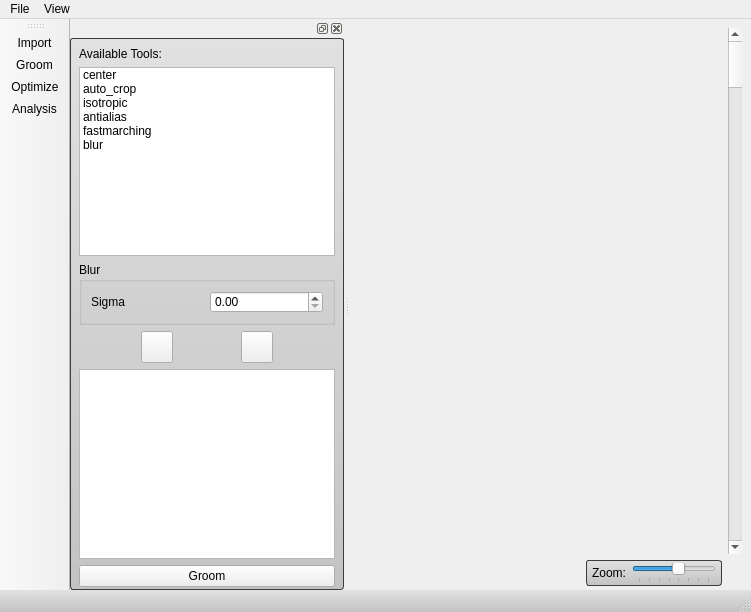
The window that src/Interface/ShapeWorksStudioApp.ui (SCIInstitute/ShapeWorks) describes before a commit, drawn with Qt 5.
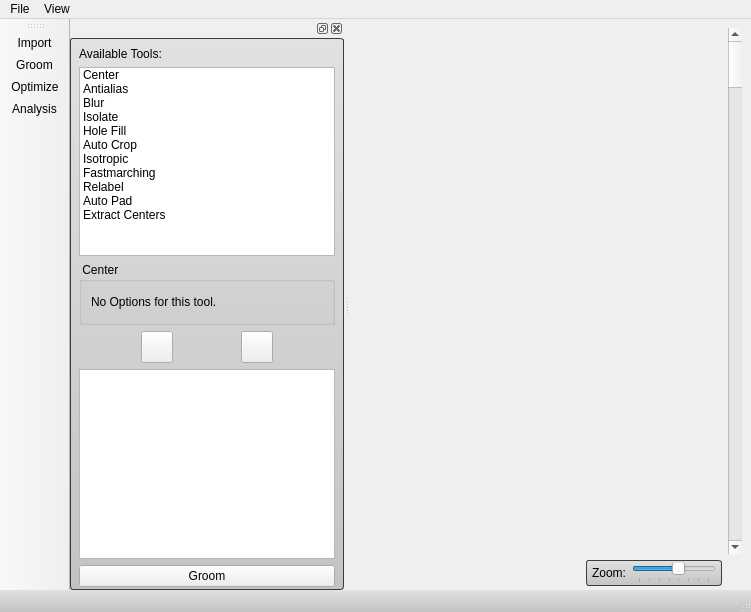
The same window after the commit. The open tabs and pages were chosen to show the change. Icons and pictures are not drawn. Custom widgets are drawn as their Qt base class.

Commit message: Commented out debugging.

What changed in the file:
```diff
--- a/src/Interface/ShapeWorksStudioApp.ui
+++ b/src/Interface/ShapeWorksStudioApp.ui
@@ -298,32 +298,57 @@
           <widget class="QListWidget" name="listWidget_2">
            <item>
             <property name="text">
-             <string>center</string>
+             <string>Center</string>
             </property>
            </item>
            <item>
             <property name="text">
-             <string>auto_crop</string>
+             <string>Antialias</string>
             </property>
            </item>
            <item>
             <property name="text">
-             <string>isotropic</string>
+             <string>Blur</string>
             </property>
            </item>
            <item>
             <property name="text">
-             <string>antialias</string>
+             <string>Isolate</string>
             </property>
            </item>
            <item>
             <property name="text">
-             <string>fastmarching</string>
+             <string>Hole Fill</string>
             </property>
            </item>
            <item>
             <property name="text">
-             <string>blur</string>
+             <string>Auto Crop</string>
+            </property>
+           </item>
+           <item>
+            <property name="text">
+             <string>Isotropic</string>
+            </property>
+           </item>
+           <item>
+            <property name="text">
+             <string>Fastmarching</string>
+            </property>
+           </item>
+           <item>
+            <property name="text">
+             <string>Relabel</string>
+            </property>
+           </item>
+           <item>
+            <property name="text">
+             <string>Auto Pad</string>
+            </property>
+           </item>
+           <item>
+            <property name="text">
+             <string>Extract Centers</string>
             </property>
            </item>
           </widget>
@@ -333,7 +358,30 @@
            <property name="currentIndex">
             <number>1</number>
            </property>
-           <widget class="QWidget" name="page">
+           <widget class="QWidget" name="centerToolPage">
+            <layout class="QVBoxLayout" name="verticalLayout_6">
+             <property name="margin">
+              <number>0</number>
+             </property>
+             <item>
+              <widget class="QGroupBox" name="groupBox_3">
+               <property name="title">
+                <string> Center</string>
+               </property>
+               <layout class="QGridLayout" name="gridLayout_3">
+                <item row="0" column="0">
+                 <widget class="QLabel" name="label_6">
+                  <property name="text">
+                   <string>No Options for this tool.</string>
+                  </property>
+                 </widget>
+                </item>
+               </layout>
+              </widget>
+             </item>
+            </layout>
+           </widget>
+           <widget class="QWidget" name="antialiasToolPage">
             <layout class="QVBoxLayout" name="verticalLayout_4">
              <property name="margin">
               <number>0</number>
@@ -378,7 +426,11 @@
                  </widget>
                 </item>
                 <item>
-                 <widget class="QDoubleSpinBox" name="doubleSpinBox"/>
+                 <widget class="QDoubleSpinBox" name="blurSigma">
+                  <property name="value">
+                   <double>2.000000000000000</double>
+                  </property>
+                 </widget>
                 </item>
                </layout>
               </widget>
```
Left out of the diff: 35 changed lines with no effect on the pictures. The commit also changes 2 other files.
